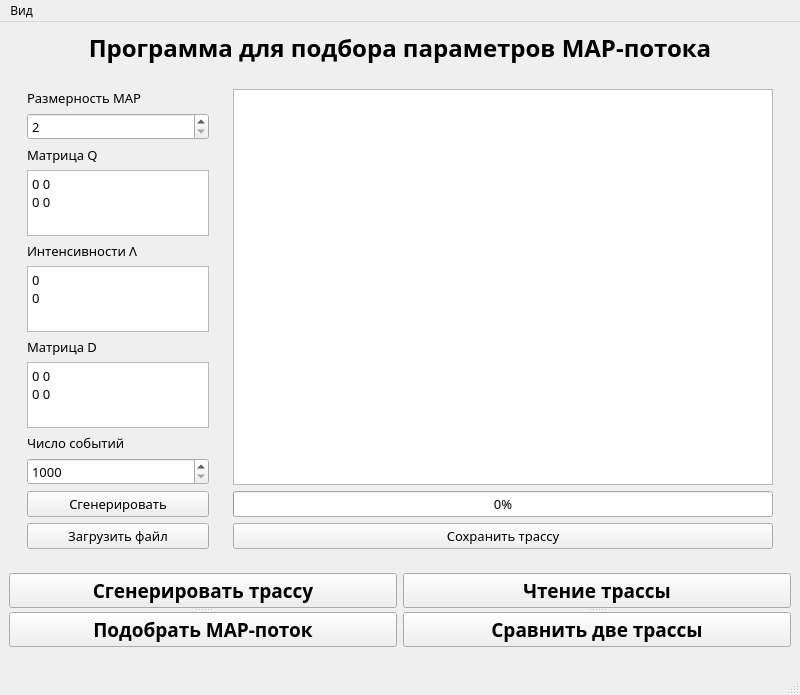
Before: the Qt Designer form gui/ui/MainWindow.ui in Shimekii/VKR, drawn with Qt 5.
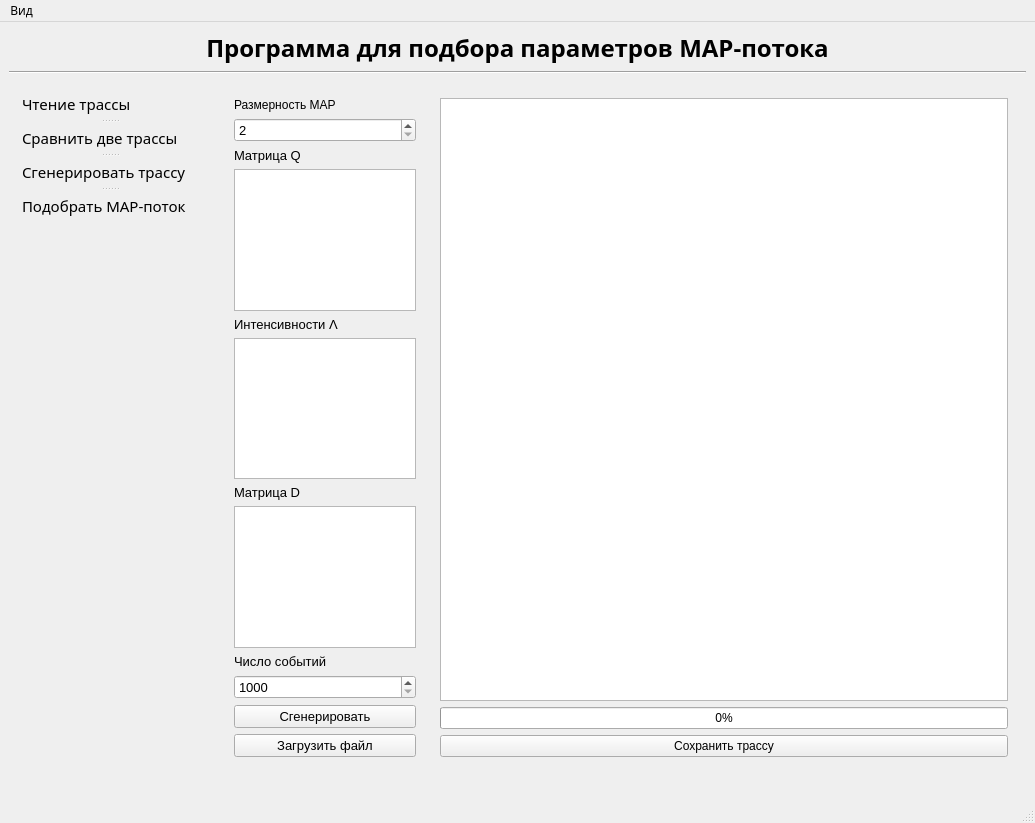
After: the same form once the commit is applied. The open tabs and pages were chosen to show the change.

Commit message: Изменено расположение кнопок и поправлено отображение некоторых элементов

What changed in the file:
```diff
--- a/gui/ui/MainWindow.ui
+++ b/gui/ui/MainWindow.ui
@@ -6,8 +6,8 @@
    <rect>
     <x>0</x>
     <y>0</y>
-    <width>800</width>
-    <height>695</height>
+    <width>1035</width>
+    <height>823</height>
    </rect>
   </property>
   <property name="sizePolicy">
@@ -18,8 +18,8 @@
   </property>
   <property name="minimumSize">
    <size>
-    <width>800</width>
-    <height>695</height>
+    <width>1035</width>
+    <height>823</height>
    </size>
   </property>
   <property name="maximumSize">
@@ -45,7 +45,7 @@
    <string>Подбор параметров MAP-потока</string>
   </property>
   <widget class="QWidget" name="centralwidget">
-   <layout class="QVBoxLayout" name="verticalLayout_4">
+   <layout class="QVBoxLayout" name="verticalLayout_11">
     <item>
      <widget class="QLabel" name="title">
       <property name="layoutDirection">
@@ -60,6 +60,189 @@
      </widget>
     </item>
     <item>
+     <widget class="Line" name="line">
+      <property name="orientation">
+       <enum>Qt::Orientation::Horizontal</enum>
+      </property>
+     </widget>
+    </item>
+    <item>
+     <layout class="QHBoxLayout" name="horizontalLayout_5">
+      <item alignment="Qt::AlignmentFlag::AlignTop">
+       <widget class="QWidget" name="buttons" native="true">
+        <layout class="QVBoxLayout" name="verticalLayout_4">
+         <item>
+          <widget class="QSplitter" name="splitter">
+           <property name="orientation">
+            <enum>Qt::Orientation::Vertical</enum>
+           </property>
+           <widget class="QPushButton" name="btnPageTrace">
+            <property name="font">
+             <font>
+              <family>Microsoft JhengHei</family>
+              <pointsize>11</pointsize>
+              <bold>false</bold>
+              <kerning>true</kerning>
+             </font>
+            </property>
+            <property name="layoutDirection">
+             <enum>Qt::LayoutDirection::LeftToRight</enum>
+            </property>
+            <property name="styleSheet">
+             <string notr="true">QPushButton {
+    text-align: left;
+    border-radius: 6px;
+    padding: 4px;
+    padding-right: 15px;
+}
+
+QPushButton:hover {
+    background-color: palette(mid);
+}
+
+QPushButton:checked {
+    background-color: palette(highlight);
+    color: palette(highlighted-text);
+}</string>
+            </property>
+            <property name="text">
+             <string>Чтение трассы</string>
+            </property>
+            <property name="checkable">
+             <bool>true</bool>
+            </property>
+            <property name="checked">
+             <bool>false</bool>
+            </property>
+            <property name="autoExclusive">
+             <bool>false</bool>
+            </property>
+           </widget>
+           <widget class="QPushButton" name="btnPageCompare">
+            <property name="font">
+             <font>
+              <family>Microsoft JhengHei</family>
+              <pointsize>11</pointsize>
+              <bold>false</bold>
+             </font>
+            </property>
+            <property name="styleSheet">
+             <string notr="true">QPushButton {
+    text-align: left;
+    border-radius: 6px;
+    padding: 4px;
+    padding-right: 15px;
+}
+
+QPushButton:hover {
+    background-color: palette(mid);
+}
+
+QPushButton:checked {
+    background-color: palette(highlight);
+    color: palette(highlighted-text);
+}</string>
+            </property>
+            <property name="text">
+             <string>Сравнить две трассы</string>
+            </property>
+            <property name="checkable">
+             <bool>true</bool>
+            </property>
+           </widget>
+           <widget class="QSplitter" name="splitter_2">
+            <property name="orientation">
+             <enum>Qt::Orientation::Vertical</enum>
+            </property>
+            <widget class="QPushButton" name="btnPageGenerate">
+             <property name="font">
+              <font>
+               <family>Microsoft JhengHei</family>
+               <pointsize>11</pointsize>
+               <bold>false</bold>
+              </font>
+             </property>
+             <property name="styleSheet">
+              <string notr="true">QPushButton {
+    text-align: left;
+    border-radius: 6px;
+    padding: 4px;
+    padding-right: 15px;
+}
+
+QPushButton:hover {
+    background-color: palette(mid);
+}
+
+QPushButton:checked {
+    background-color: palette(highlight);
+    color: palette(highlighted-text);
+}</string>
+             </property>
+             <property name="text">
+              <string>Сгенерировать трассу</string>
+             </property>
+             <property name="checkable">
+              <bool>true</bool>
+             </property>
+            </widget>
+            <widget class="QPushButton" name="btnPageSearch">
+             <property name="font">
+              <font>
+               <family>Microsoft JhengHei</family>
+               <pointsize>11</pointsize>
+               <bold>false</bold>
+              </font>
+             </property>
+             <property name="acceptDrops">
+              <bool>false</bool>
+             </property>
+             <property name="autoFillBackground">
+              <bool>false</bool>
+             </property>
+             <property name="styleSheet">
+              <string notr="true">QPushButton {
+    text-align: left;
+    border-radius: 6px;
+    padding: 4px;
+    padding-right: 15px;
+}
+
+QPushButton:hover {
+    background-color: palette(mid);
+}
+
+QPushButton:checked {
+    background-color: palette(highlight);
+    color: palette(highlighted-text);
+}</string>
+             </property>
+             <property name="text">
+              <string>Подобрать MAP-поток</string>
+             </property>
+             <property name="checkable">
+              <bool>true</bool>
+             </property>
+             <property name="checked">
+              <bool>false</bool>
+             </property>
+             <property name="autoDefault">
+              <bool>false</bool>
+             </property>
+             <property name="default">
+              <bool>false</bool>
+             </property>
+             <property name="flat">
+              <bool>false</bool>
+             </property>
+            </widget>
+           </widget>
+          </widget>
+         </item>
+        </layout>
+       </widget>
+      </item>
+      <item>
      <widget class="QStackedWidget" name="stackedWidget">
       <property name="font">
        <font>
@@ -68,6 +251,12 @@
         <bold>false</bold>
        </font>
       </property>
+        <property name="autoFillBackground">
+         <bool>false</bool>
+        </property>
+        <property name="styleSheet">
+         <string notr="true"/>
+        </property>
       <property name="currentIndex">
        <number>2</number>
       </property>
@@ -508,6 +697,16 @@
        </layout>
       </widget>
       <widget class="QWidget" name="genTracePage">
+         <property name="font">
+          <font>
+           <family>Segoe UI</family>
+           <pointsize>9</pointsize>
+           <bold>false</bold>
+          </font>
+         </property>
+         <property name="styleSheet">
+          <string notr="true"/>
+         </property>
        <layout class="QHBoxLayout" name="horizontalLayout_4">
         <item>
          <widget class="QWidget" name="widget" native="true">
@@ -527,6 +726,13 @@
            </item>
            <item>
             <widget class="QSpinBox" name="spinSizeMap">
+               <property name="font">
+                <font>
+                 <family>Segoe UI</family>
+                 <pointsize>10</pointsize>
+                 <bold>false</bold>
+                </font>
+               </property>
              <property name="minimum">
               <number>2</number>
              </property>
@@ -537,6 +743,13 @@
            </item>
            <item>
             <widget class="QLabel" name="label_7">
+               <property name="font">
+                <font>
+                 <family>Segoe UI</family>
+                 <pointsize>10</pointsize>
+                 <bold>false</bold>
+                </font>
+               </property>
              <property name="text">
               <string>Матрица Q</string>
              </property>
@@ -544,14 +757,30 @@
            </item>
            <item>
             <widget class="QPlainTextEdit" name="matrixQ">
+               <property name="font">
+                <font>
+                 <family>Segoe UI</family>
+                 <pointsize>10</pointsize>
+                 <bold>false</bold>
+                </font>
+               </property>
              <property name="plainText">
-              <string>0 0
-0 0</string>
+                <string/>
+               </property>
+               <property name="placeholderText">
+                <string>Введите элементы матрицы Q без каких-либо разделителей, через пробел</string>
              </property>
             </widget>
            </item>
            <item>
             <widget class="QLabel" name="label_8">
+               <property name="font">
+                <font>
+                 <family>Segoe UI</family>
+                 <pointsize>10</pointsize>
+                 <bold>false</bold>
+                </font>
+               </property>
              <property name="text">
               <string>Интенсивности Λ</string>
              </property>
@@ -559,14 +788,30 @@
            </item>
            <item>
             <widget class="QPlainTextEdit" name="matrixL">
+               <property name="font">
+                <font>
+                 <family>Segoe UI</family>
+                 <pointsize>10</pointsize>
+                 <bold>false</bold>
+                </font>
+               </property>
              <property name="plainText">
-              <string>0
-0</string>
+                <string/>
+               </property>
+               <property name="placeholderText">
+                <string>Введите элементы матрицы Λ без каких-либо разделителей, через пробел</string>
              </property>
             </widget>
            </item>
            <item>
             <widget class="QLabel" name="label_9">
+               <property name="font">
+                <font>
+                 <family>Segoe UI</family>
+                 <pointsize>10</pointsize>
+                 <bold>false</bold>
+                </font>
+               </property>
              <property name="text">
               <string>Матрица D</string>
              </property>
@@ -574,14 +819,30 @@
            </item>
            <item>
             <widget class="QPlainTextEdit" name="matrixD">
+               <property name="font">
+                <font>
+                 <family>Segoe UI</family>
+                 <pointsize>10</pointsize>
+                 <bold>false</bold>
+                </font>
+               </property>
              <property name="plainText">
-              <string>0 0
-0 0</string>
+                <string/>
+               </property>
+               <property name="placeholderText">
+                <string>Введите элементы матрицы D без каких-либо разделителей, через пробел</string>
              </property>
             </widget>
            </item>
            <item>
             <widget class="QLabel" name="label_10">
+               <property name="font">
+                <font>
+                 <family>Segoe UI</family>
+                 <pointsize>10</pointsize>
+                 <bold>false</bold>
+                </font>
+               </property>
              <property name="text">
               <string>Число событий</string>
              </property>
@@ -589,6 +850,19 @@
            </item>
            <item>
             <widget class="QSpinBox" name="spinTotalEvents">
+               <property name="font">
+                <font>
+                 <family>Segoe UI</family>
+                 <pointsize>10</pointsize>
+                 <bold>false</bold>
+                </font>
+               </property>
+               <property name="wrapping">
+                <bool>false</bool>
+               </property>
+               <property name="frame">
+                <bool>true</bool>
+               </property>
              <property name="minimum">
               <number>1000</number>
              </property>
@@ -602,6 +876,13 @@
            </item>
            <item>
             <widget class="QPushButton" name="btnGenerate">
+               <property name="font">
+                <font>
+                 <family>Segoe UI</family>
+                 <pointsize>10</pointsize>
+                 <bold>false</bold>
+                </font>
+               </property>
              <property name="text">
               <string>Сгенерировать</string>
              </property>
@@ -609,6 +890,13 @@
            </item>
            <item>
             <widget class="QPushButton" name="btnLoadMap">
+               <property name="font">
+                <font>
+                 <family>Segoe UI</family>
+                 <pointsize>10</pointsize>
+                 <bold>false</bold>
+                </font>
+               </property>
              <property name="text">
               <string>Загрузить файл</string>
              </property>
@@ -690,85 +978,6 @@
       </widget>
      </widget>
     </item>
-    <item>
-     <layout class="QHBoxLayout" name="horizontalLayout_5">
-      <item>
-       <widget class="QSplitter" name="splitter_2">
-        <property name="orientation">
-         <enum>Qt::Orientation::Vertical</enum>
-        </property>
-        <widget class="QPushButton" name="btnPageGenerate">
-         <property name="font">
-          <font>
-           <family>Microsoft JhengHei</family>
-           <pointsize>14</pointsize>
-           <bold>true</bold>
-          </font>
-         </property>
-         <property name="text">
-          <string>Сгенерировать трассу</string>
-         </property>
-        </widget>
-        <widget class="QPushButton" name="btnPageSearch">
-         <property name="font">
-          <font>
-           <family>Microsoft JhengHei</family>
-           <pointsize>14</pointsize>
-           <bold>true</bold>
-          </font>
-         </property>
-         <property name="acceptDrops">
-          <bool>false</bool>
-         </property>
-         <property name="autoFillBackground">
-          <bool>false</bool>
-         </property>
-         <property name="text">
-          <string>Подобрать MAP-поток</string>
-         </property>
-         <property name="autoDefault">
-          <bool>false</bool>
-         </property>
-         <property name="default">
-          <bool>false</bool>
-         </property>
-         <property name="flat">
-          <bool>false</bool>
-         </property>
-        </widget>
-       </widget>
-      </item>
-      <item>
-       <widget class="QSplitter" name="splitter">
-        <property name="orientation">
-         <enum>Qt::Orientation::Vertical</enum>
-        </property>
-        <widget class="QPushButton" name="btnPageTrace">
-         <property name="font">
-          <font>
-           <family>Microsoft JhengHei</family>
-           <pointsize>14</pointsize>
-           <bold>true</bold>
-          </font>
-         </property>
-         <property name="text">
-          <string>Чтение трассы</string>
-         </property>
-        </widget>
-        <widget class="QPushButton" name="btnPageCompare">
-         <property name="font">
-          <font>
-           <family>Microsoft JhengHei</family>
-           <pointsize>14</pointsize>
-           <bold>true</bold>
-          </font>
-         </property>
-         <property name="text">
-          <string>Сравнить две трассы</string>
-         </property>
-        </widget>
-       </widget>
-      </item>
      </layout>
     </item>
    </layout>
@@ -786,7 +995,7 @@
     <rect>
      <x>0</x>
      <y>0</y>
-     <width>800</width>
+     <width>1035</width>
      <height>33</height>
     </rect>
    </property>
```
Left out of the diff: 21 changed lines with no effect on the pictures. Lines whose indentation alone changed are shown as unchanged. The commit also changes 2 other files.
